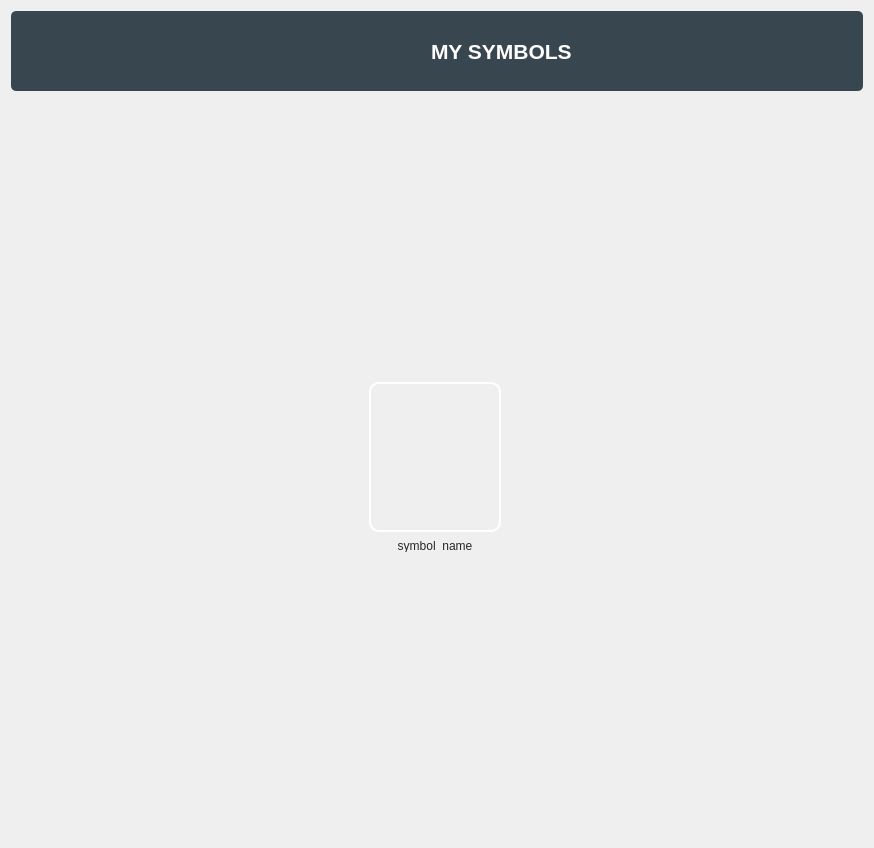
Above: forms/my_symbols_view.ui from Abdel-RahmanSaied/SpecialsAid_frontEnd before the change. Below: the same form after it.
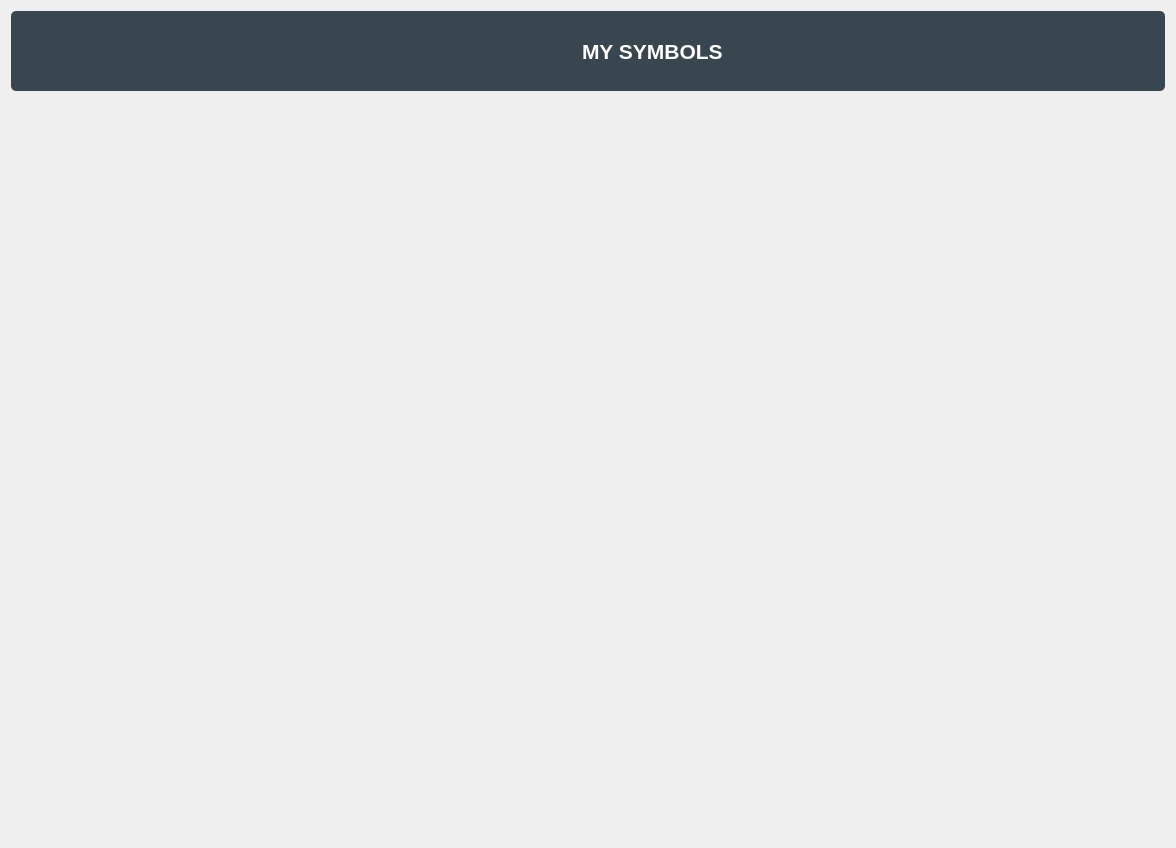
That is the form after the change. Icons and pictures are not drawn.

Commit message: my Symbol Screen finished , responsive, dynamic و حسبي الله و نعم الوكيل

The edit to the form file:
```diff
--- a/forms/my_symbols_view.ui
+++ b/forms/my_symbols_view.ui
@@ -6,7 +6,7 @@
    <rect>
     <x>0</x>
     <y>0</y>
-    <width>870</width>
+    <width>1176</width>
     <height>848</height>
    </rect>
   </property>
@@ -592,7 +592,7 @@
       <enum>Qt::Horizontal</enum>
      </property>
      <property name="sizeType">
-      <enum>QSizePolicy::Expanding</enum>
+      <enum>QSizePolicy::Preferred</enum>
      </property>
      <property name="sizeHint" stdset="0">
       <size>
@@ -608,7 +608,7 @@
       <enum>Qt::Horizontal</enum>
      </property>
      <property name="sizeType">
-      <enum>QSizePolicy::Expanding</enum>
+      <enum>QSizePolicy::Preferred</enum>
      </property>
      <property name="sizeHint" stdset="0">
       <size>
@@ -655,80 +655,11 @@
        <rect>
         <x>0</x>
         <y>0</y>
-        <width>840</width>
+        <width>1066</width>
         <height>652</height>
        </rect>
       </property>
-      <layout class="QGridLayout" name="gridLayout_4">
-       <item row="0" column="0">
-        <widget class="QFrame" name="frame">
-         <property name="minimumSize">
-          <size>
-           <width>135</width>
-           <height>170</height>
-          </size>
-         </property>
-         <property name="maximumSize">
-          <size>
-           <width>135</width>
-           <height>170</height>
-          </size>
-         </property>
-         <property name="frameShape">
-          <enum>QFrame::StyledPanel</enum>
-         </property>
-         <property name="frameShadow">
-          <enum>QFrame::Raised</enum>
-         </property>
-         <widget class="QWidget" name="layoutWidget">
-          <property name="geometry">
-           <rect>
-            <x>0</x>
-            <y>0</y>
-            <width>132</width>
-            <height>171</height>
-           </rect>
-          </property>
-          <layout class="QGridLayout" name="gridLayout">
-           <item row="0" column="0">
-            <widget class="QPushButton" name="symbol_icon_btn">
-             <property name="minimumSize">
-              <size>
-               <width>130</width>
-               <height>150</height>
-              </size>
-             </property>
-             <property name="maximumSize">
-              <size>
-               <width>132</width>
-               <height>150</height>
-              </size>
-             </property>
-             <property name="styleSheet">
-              <string notr="true">background-color: rgb(255, 255, 255,0);
-
-border-color: rgb(255, 255, 255);</string>
-             </property>
-             <property name="text">
-              <string/>
-             </property>
-            </widget>
-           </item>
-           <item row="1" column="0">
-            <widget class="QLabel" name="label_2">
-             <property name="text">
-              <string>symbol_name</string>
-             </property>
-             <property name="alignment">
-              <set>Qt::AlignCenter</set>
-             </property>
-            </widget>
-           </item>
-          </layout>
-         </widget>
-        </widget>
-       </item>
-      </layout>
+      <layout class="QGridLayout" name="gridLayout_4"/>
      </widget>
     </widget>
    </item>
```
The commit also changes 10 other files.
